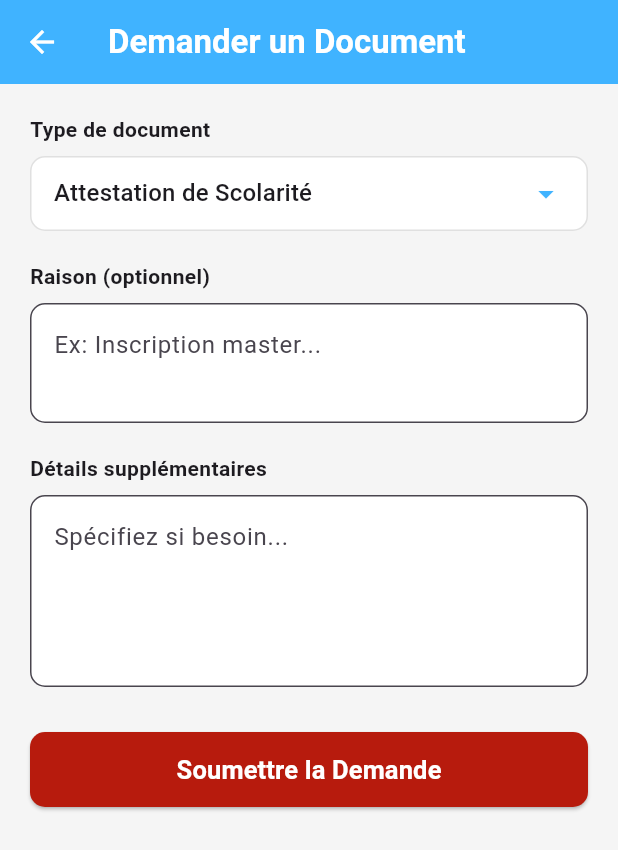
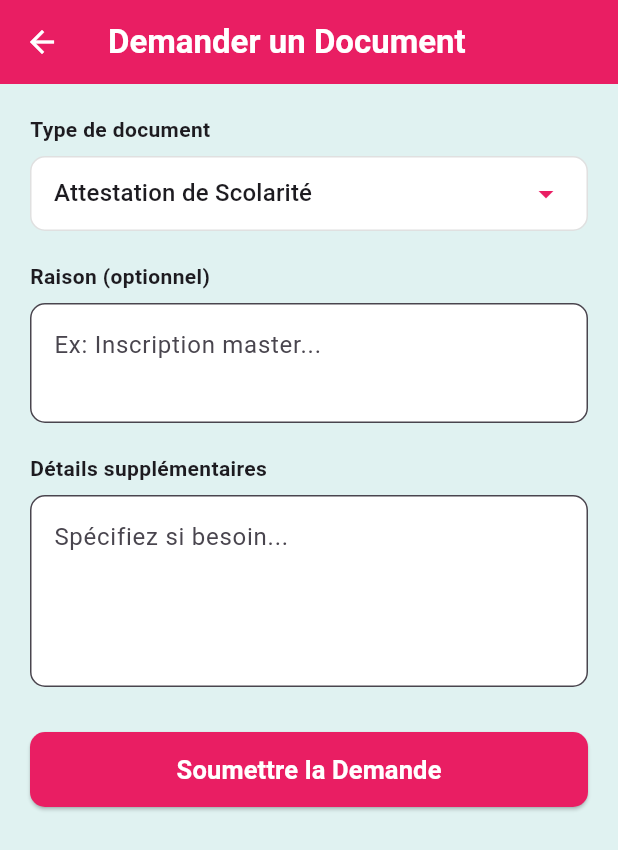
Before and after one commit to AmineMK1337/edx_mobile, a Flutter app: the DocumentsScreen screen opened directly, after a tap on "Demander un document", on a phone screen of 412 x 824 dp. Shown: the top 850 px of the screen. Run offline on Flutter 3.47's test engine with Material 3 defaults, Android fonts, the phone set to English and light mode, and no system bars; our stand-ins replace file_picker; accounts and stored records are empty; network calls fail.

Commit message:
Update student pages frontend to match professor pages styling
Co-authored-by: AmineMK1337 <190953312+AmineMK1337@users.noreply.github.com>

```diff
--- a/frontend/lib/views/demandedoc_e_view.dart
+++ b/frontend/lib/views/demandedoc_e_view.dart
@@ -2,6 +2,7 @@ import 'package:flutter/material.dart';
 import 'package:provider/provider.dart';
 import '../models/doc_request_e_model.dart';
 import '../viewmodels/demandedoc_e_viewmodel.dart';
+import '../core/constants/app_colors.dart';
 
 class DemanderDocumentScreen extends StatefulWidget {
   const DemanderDocumentScreen({super.key});
@@ -48,17 +49,15 @@ class _DemanderDocumentScreenState extends State<DemanderDocumentScreen> {
 
   @override
   Widget build(BuildContext context) {
-    const Color primaryBlue = Color.fromARGB(255, 64, 179, 255);
-    const Color primaryRed = Color.fromARGB(255, 183, 27, 13);
-
     return ChangeNotifierProvider(
       create: (_) => DemandeDocViewModel(),
       child: Consumer<DemandeDocViewModel>(
         builder: (context, vm, _) {
           return Scaffold(
-            backgroundColor: Colors.grey[100],
+            backgroundColor: AppColors.backgroundMint,
             appBar: AppBar(
-              backgroundColor: primaryBlue,
+              backgroundColor: AppColors.primaryPink,
+              elevation: 0,
               title: const Text("Demander un Document",
                   style: TextStyle(color: Colors.white, fontWeight: FontWeight.bold)),
               iconTheme: const IconThemeData(color: Colors.white),
@@ -70,17 +69,17 @@ class _DemanderDocumentScreenState extends State<DemanderDocumentScreen> {
                 children: [
                   const Text("Type de document", style: TextStyle(fontWeight: FontWeight.bold)),
                   const SizedBox(height: 8),
-                  _buildDropdownField(vm, primaryBlue),
+                  _buildDropdownField(vm),
                   const SizedBox(height: 20),
 
                   const Text("Raison (optionnel)", style: TextStyle(fontWeight: FontWeight.bold)),
                   const SizedBox(height: 8),
-                  _buildInputField(_raisonController, "Ex: Inscription master...", 2, primaryBlue),
+                  _buildInputField(_raisonController, "Ex: Inscription master...", 2),
                   const SizedBox(height: 20),
 
                   const Text("Détails supplémentaires", style: TextStyle(fontWeight: FontWeight.bold)),
                   const SizedBox(height: 8),
-                  _buildInputField(_detailsController, "Spécifiez si besoin...", 4, primaryBlue),
+                  _buildInputField(_detailsController, "Spécifiez si besoin...", 4),
                   const SizedBox(height: 30),
 
                   SizedBox(
@@ -89,7 +88,7 @@ class _DemanderDocumentScreenState extends State<DemanderDocumentScreen> {
                     child: ElevatedButton(
                       onPressed: vm.isSubmitting ? null : () => _handleSubmission(vm),
                       style: ElevatedButton.styleFrom(
-                        backgroundColor: primaryRed,
+                        backgroundColor: AppColors.primaryPink,
                         shape: RoundedRectangleBorder(borderRadius: BorderRadius.circular(10)),
                       ),
                       child: vm.isSubmitting
@@ -107,7 +106,7 @@ class _DemanderDocumentScreenState extends State<DemanderDocumentScreen> {
     );
   }
 
-  Widget _buildDropdownField(DemandeDocViewModel vm, Color primaryColor) {
+  Widget _buildDropdownField(DemandeDocViewModel vm) {
     return Container(
       padding: const EdgeInsets.symmetric(horizontal: 15),
       decoration: BoxDecoration(
@@ -119,7 +118,7 @@ class _DemanderDocumentScreenState extends State<DemanderDocumentScreen> {
         child: DropdownButton<String>(
           isExpanded: true,
           value: _selectedType ?? vm.documentTypes[0],
-          icon: Icon(Icons.arrow_drop_down, color: primaryColor),
+          icon: const Icon(Icons.arrow_drop_down, color: AppColors.primaryPink),
           items: vm.documentTypes.map((t) => DropdownMenuItem(value: t, child: Text(t))).toList(),
           onChanged: (val) => setState(() => _selectedType = val),
         ),
@@ -127,7 +126,7 @@ class _DemanderDocumentScreenState extends State<DemanderDocumentScreen> {
     );
   }
 
-  Widget _buildInputField(TextEditingController ctrl, String hint, int lines, Color color) {
+  Widget _buildInputField(TextEditingController ctrl, String hint, int lines) {
     return TextField(
       controller: ctrl,
       maxLines: lines,
@@ -136,7 +135,7 @@ class _DemanderDocumentScreenState extends State<DemanderDocumentScreen> {
         filled: true,
         fillColor: Colors.white,
         border: OutlineInputBorder(borderRadius: BorderRadius.circular(10), borderSide: BorderSide(color: Colors.grey.shade300)),
-        focusedBorder: OutlineInputBorder(borderRadius: BorderRadius.circular(10), borderSide: BorderSide(color: color, width: 2)),
+        focusedBorder: OutlineInputBorder(borderRadius: BorderRadius.circular(10), borderSide: const BorderSide(color: AppColors.primaryPink, width: 2)),
       ),
     );
   }
--- a/frontend/lib/views/documents_e_view.dart
+++ b/frontend/lib/views/documents_e_view.dart
@@ -2,6 +2,7 @@ import 'package:flutter/material.dart';
 import 'package:provider/provider.dart';
 import '../viewmodels/document_e_viewmodel.dart';
 import '../models/document_e_model.dart';
+import '../core/constants/app_colors.dart';
 import 'demandedoc_e_view.dart';
 import 'voir_e_view.dart';
 
@@ -25,12 +26,12 @@ class _DocumentsScreenState extends State<DocumentsScreen> {
   @override
   Widget build(BuildContext context) {
     final viewModel = context.watch<DocumentViewModel>();
-    const Color activeTabColor = Color.fromARGB(255, 198, 17, 4);
 
     return Scaffold(
-      backgroundColor: Colors.grey[100],
+      backgroundColor: AppColors.backgroundMint,
       appBar: AppBar(
-        backgroundColor: const Color.fromARGB(255, 64, 179, 255),
+        backgroundColor: AppColors.primaryPink,
+        elevation: 0,
         title: const Text("Documents",
             style: TextStyle(color: Colors.white, fontWeight: FontWeight.bold)),
         iconTheme: const IconThemeData(color: Colors.white),
@@ -44,7 +45,7 @@ class _DocumentsScreenState extends State<DocumentsScreen> {
               scrollDirection: Axis.horizontal,
               child: Row(
                 children: viewModel.categories.map((cat) {
-                  return _buildPillTab(cat, activeTabColor, viewModel);
+                  return _buildPillTab(cat, viewModel);
                 }).toList(),
               ),
             ),
@@ -77,7 +78,7 @@ class _DocumentsScreenState extends State<DocumentsScreen> {
             MaterialPageRoute(builder: (context) => const DemanderDocumentScreen())
           ),
           style: ElevatedButton.styleFrom(
-            backgroundColor: const Color.fromARGB(255, 183, 27, 13),
+            backgroundColor: AppColors.primaryPink,
             padding: const EdgeInsets.symmetric(vertical: 15),
             shape: RoundedRectangleBorder(borderRadius: BorderRadius.circular(8)),
           ),
@@ -88,7 +89,7 @@ class _DocumentsScreenState extends State<DocumentsScreen> {
     );
   }
 
-  Widget _buildPillTab(String text, Color activeColor, DocumentViewModel vm) {
+  Widget _buildPillTab(String text, DocumentViewModel vm) {
     bool isSelected = vm.selectedCategory == text;
     return Padding(
       padding: const EdgeInsets.only(right: 8.0),
@@ -97,9 +98,9 @@ class _DocumentsScreenState extends State<DocumentsScreen> {
         child: Container(
           padding: const EdgeInsets.symmetric(horizontal: 15, vertical: 8),
           decoration: BoxDecoration(
-            color: isSelected ? activeColor : Colors.white,
+            color: isSelected ? AppColors.primaryPink : Colors.white,
             borderRadius: BorderRadius.circular(20),
-            border: Border.all(color: isSelected ? activeColor : Colors.grey.shade300),
+            border: Border.all(color: isSelected ? AppColors.primaryPink : Colors.grey.shade300),
           ),
           child: Text(
             text,
@@ -114,8 +115,6 @@ class _DocumentsScreenState extends State<DocumentsScreen> {
   }
 
   Widget _buildDocumentCard(SchoolDocument doc, DocumentViewModel vm, BuildContext context) {
-    const Color categoryColor = Color.fromARGB(255, 41, 166, 249);
-
     return GestureDetector(
       onTap: () {
         // NAVIGATION VERS LA PAGE DE DÉTAIL
@@ -131,18 +130,18 @@ class _DocumentsScreenState extends State<DocumentsScreen> {
         padding: const EdgeInsets.all(16.0),
         decoration: BoxDecoration(
           color: Colors.white,
-          borderRadius: BorderRadius.circular(10),
+          borderRadius: BorderRadius.circular(12),
           boxShadow: [
             BoxShadow(
-              color: Colors.grey.withOpacity(0.1),
-              blurRadius: 3,
+              color: Colors.black.withOpacity(0.05),
+              blurRadius: 8,
               offset: const Offset(0, 2)
             )
           ],
         ),
         child: Row(
           children: [
-            Icon(vm.getIconForCategory(doc.category), color: categoryColor, size: 28),
+            Icon(vm.getIconForCategory(doc.category), color: AppColors.primaryPink, size: 28),
             const SizedBox(width: 15),
             Expanded(
               child: Column(
@@ -159,13 +158,13 @@ class _DocumentsScreenState extends State<DocumentsScreen> {
                       Container(
                         padding: const EdgeInsets.symmetric(horizontal: 8, vertical: 2),
                         decoration: BoxDecoration(
-                          color: categoryColor.withOpacity(0.1),
+                          color: AppColors.primaryPink.withOpacity(0.1),
                           borderRadius: BorderRadius.circular(5)
                         ),
                         child: Text(doc.category,
                             style: const TextStyle(
                               fontSize: 10,
-                              color: categoryColor,
+                              color: AppColors.primaryPink,
                               fontWeight: FontWeight.bold
                             )),
                       ),
```
Also changed, not shown: frontend/lib/views/absences_e_view.dart (+16 -14 lines), frontend/lib/views/emploi_e_view.dart (+8 -7 lines), frontend/lib/views/group_e_view.dart (+21 -10 lines), frontend/lib/views/info_e_view.dart (+10 -10 lines), frontend/lib/views/messages_e_view.dart (+23 -9 lines), frontend/lib/views/nmessage_e_view.dart (+12 -10 lines), frontend/lib/views/partage_e_view.dart (+20 -9 lines), frontend/lib/views/partager_e_view.dart (+7 -5 lines), frontend/lib/views/profile_e_view.dart (+14 -6 lines), frontend/lib/views/resultats_e_view.dart (+18 -9 lines), frontend/lib/views/student_e_view.dart (+23 -14 lines), frontend/lib/views/voir_e_view.dart (+5 -2 lines).
